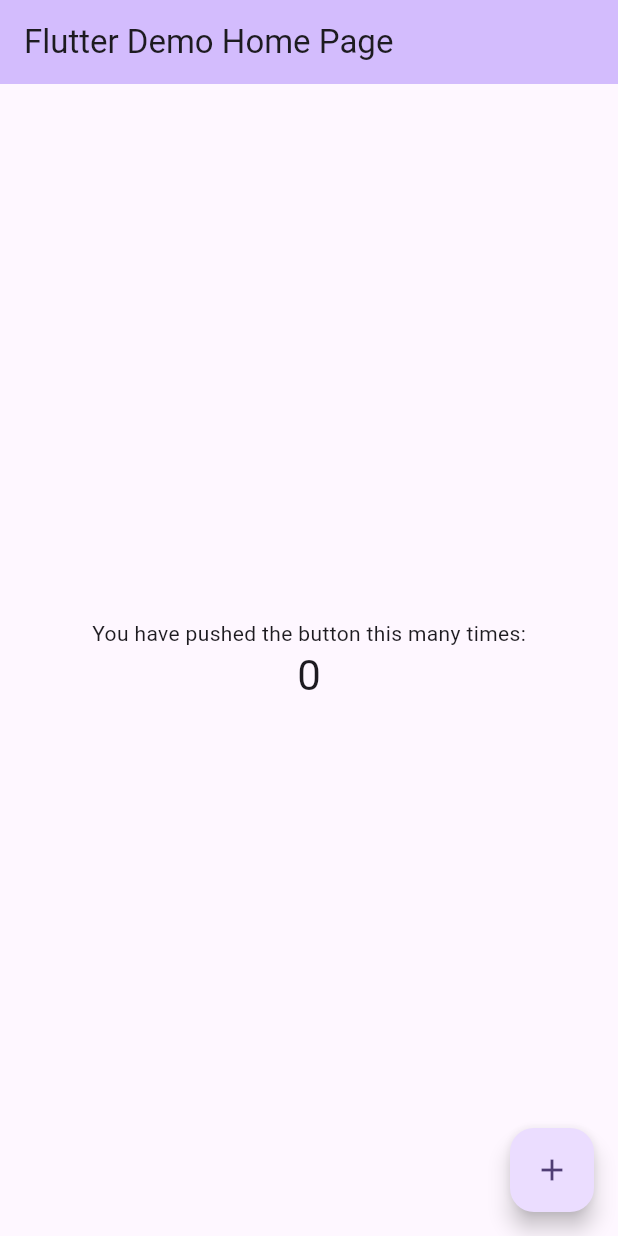
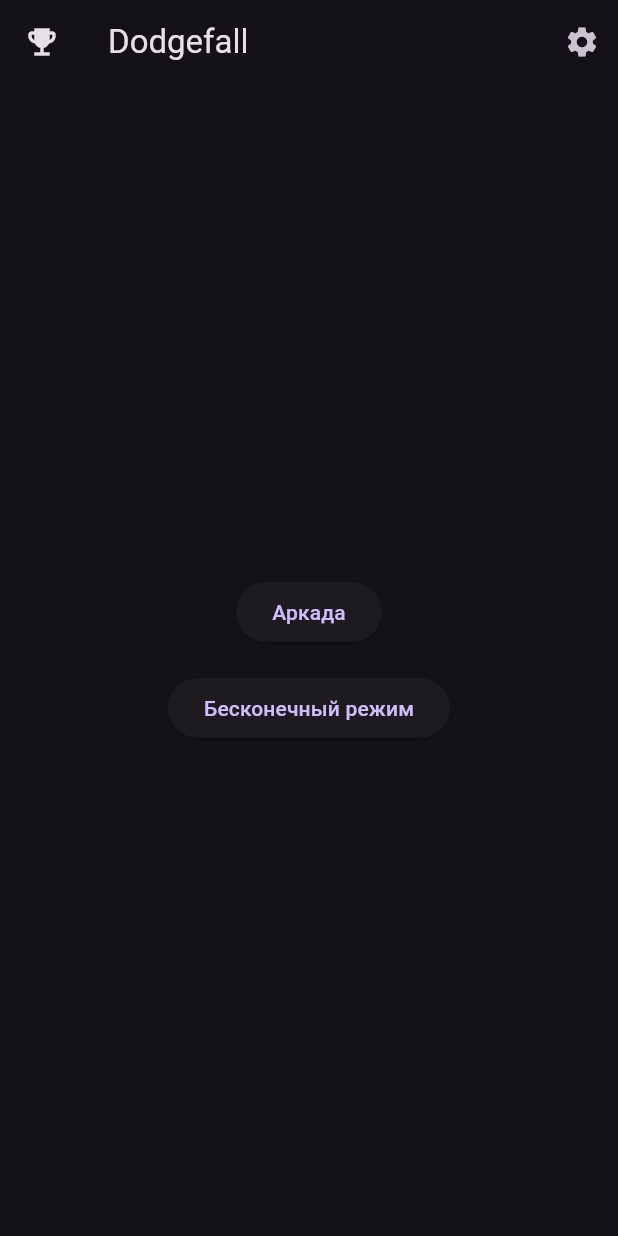
Before and after one commit to shceo/gamee, a Flutter app: the screen it shows after launch, on a phone screen of 412 x 824 dp. Run offline on Flutter 3.47's test engine with Material 3 defaults, Android fonts, the light colour scheme and no system bars; our stand-ins replace flutter_bloc, shared_preferences.

Commit message:
Create Dodgefall basic structure

```diff
--- a/gamee/lib/main.dart
+++ b/gamee/lib/main.dart
@@ -1,122 +1,6 @@
 import 'package:flutter/material.dart';
+import 'src/app.dart';
 
 void main() {
-  runApp(const MyApp());
+  runApp(const GameeApp());
 }
-
-class MyApp extends StatelessWidget {
-  const MyApp({super.key});
-
-  // This widget is the root of your application.
-  @override
-  Widget build(BuildContext context) {
-    return MaterialApp(
-      title: 'Flutter Demo',
-      theme: ThemeData(
-        // This is the theme of your application.
-        //
-        // TRY THIS: Try running your application with "flutter run". You'll see
-        // the application has a purple toolbar. Then, without quitting the app,
-        // try changing the seedColor in the colorScheme below to Colors.green
-        // and then invoke "hot reload" (save your changes or press the "hot
-        // reload" button in a Flutter-supported IDE, or press "r" if you used
-        // the command line to start the app).
-        //
-        // Notice that the counter didn't reset back to zero; the application
-        // state is not lost during the reload. To reset the state, use hot
-        // restart instead.
-        //
-        // This works for code too, not just values: Most code changes can be
-        // tested with just a hot reload.
-        colorScheme: ColorScheme.fromSeed(seedColor: Colors.deepPurple),
-      ),
-      home: const MyHomePage(title: 'Flutter Demo Home Page'),
-    );
-  }
-}
-
-class MyHomePage extends StatefulWidget {
-  const MyHomePage({super.key, required this.title});
-
-  // This widget is the home page of your application. It is stateful, meaning
-  // that it has a State object (defined below) that contains fields that affect
-  // how it looks.
-
-  // This class is the configuration for the state. It holds the values (in this
-  // case the title) provided by the parent (in this case the App widget) and
-  // used by the build method of the State. Fields in a Widget subclass are
-  // always marked "final".
-
-  final String title;
-
-  @override
-  State<MyHomePage> createState() => _MyHomePageState();
-}
-
-class _MyHomePageState extends State<MyHomePage> {
-  int _counter = 0;
-
-  void _incrementCounter() {
-    setState(() {
-      // This call to setState tells the Flutter framework that something has
-      // changed in this State, which causes it to rerun the build method below
-      // so that the display can reflect the updated values. If we changed
-      // _counter without calling setState(), then the build method would not be
-      // called again, and so nothing would appear to happen.
-      _counter++;
-    });
-  }
-
-  @override
-  Widget build(BuildContext context) {
-    // This method is rerun every time setState is called, for instance as done
-    // by the _incrementCounter method above.
-    //
-    // The Flutter framework has been optimized to make rerunning build methods
-    // fast, so that you can just rebuild anything that needs updating rather
-    // than having to individually change instances of widgets.
-    return Scaffold(
-      appBar: AppBar(
-        // TRY THIS: Try changing the color here to a specific color (to
-        // Colors.amber, perhaps?) and trigger a hot reload to see the AppBar
-        // change color while the other colors stay the same.
-        backgroundColor: Theme.of(context).colorScheme.inversePrimary,
-        // Here we take the value from the MyHomePage object that was created by
-        // the App.build method, and use it to set our appbar title.
-        title: Text(widget.title),
-      ),
-      body: Center(
-        // Center is a layout widget. It takes a single child and positions it
-        // in the middle of the parent.
-        child: Column(
-          // Column is also a layout widget. It takes a list of children and
-          // arranges them vertically. By default, it sizes itself to fit its
-          // children horizontally, and tries to be as tall as its parent.
-          //
-          // Column has various properties to control how it sizes itself and
-          // how it positions its children. Here we use mainAxisAlignment to
-          // center the children vertically; the main axis here is the vertical
-          // axis because Columns are vertical (the cross axis would be
-          // horizontal).
-          //
-          // TRY THIS: Invoke "debug painting" (choose the "Toggle Debug Paint"
-          // action in the IDE, or press "p" in the console), to see the
-          // wireframe for each widget.
-          mainAxisAlignment: MainAxisAlignment.center,
-          children: <Widget>[
-            const Text('You have pushed the button this many times:'),
-            Text(
-              '$_counter',
-              style: Theme.of(context).textTheme.headlineMedium,
-            ),
-          ],
-        ),
-      ),
-      floatingActionButton: FloatingActionButton(
-        onPressed: _incrementCounter,
-        tooltip: 'Increment',
-        child: const Icon(Icons.add),
-      ), // This trailing comma makes auto-formatting nicer for build methods.
-    );
-  }
-}
--- /dev/null
+++ b/gamee/lib/src/app.dart
@@ -0,0 +1,38 @@
+import 'package:flutter/material.dart';
+import 'package:flutter_bloc/flutter_bloc.dart';
+import 'view/home_page.dart';
+import 'view/game_page.dart';
+import 'view/settings_page.dart';
+import 'view/trophy_page.dart';
+import 'view/store_page.dart';
+import 'view_model/game_cubit.dart';
+
+class GameeApp extends StatelessWidget {
+  const GameeApp({super.key});
+
+  @override
+  Widget build(BuildContext context) {
+    return BlocProvider(
+      create: (_) => GameCubit()..loadState(),
+      child: MaterialApp(
+        title: 'Dodgefall',
+        theme: ThemeData.dark(useMaterial3: true),
+        routes: {
+          '/': (_) => const HomePage(),
+          '/settings': (_) => const SettingsPage(),
+          '/trophy': (_) => const TrophyPage(),
+          '/store': (_) => const StorePage(),
+        },
+        onGenerateRoute: (settings) {
+          if (settings.name == '/game') {
+            final mode = settings.arguments as GameMode;
+            return MaterialPageRoute(
+              builder: (_) => GamePage(mode: mode),
+            );
+          }
+          return null;
+        },
+      ),
+    );
+  }
+}
--- /dev/null
+++ b/gamee/lib/src/model/game_mode.dart
@@ -0,0 +1 @@
+enum GameMode { arcade, endless }
--- /dev/null
+++ b/gamee/lib/src/model/obstacle.dart
@@ -0,0 +1,15 @@
+import 'dart:math';
+
+class Obstacle {
+  final int id;
+  double x; // 0..1
+  double y; // 0..1
+  final double speed;
+
+  Obstacle({required this.id, required this.x, this.y = 0, this.speed = 0.3});
+
+  factory Obstacle.random(int id) {
+    final rand = Random();
+    return Obstacle(id: id, x: rand.nextDouble(), speed: 0.3 + rand.nextDouble());
+  }
+}
--- /dev/null
+++ b/gamee/lib/src/view/home_page.dart
@@ -0,0 +1,49 @@
+import 'package:flutter/material.dart';
+import '../model/game_mode.dart';
+
+class HomePage extends StatelessWidget {
+  const HomePage({super.key});
+
+  @override
+  Widget build(BuildContext context) {
+    return Scaffold(
+      appBar: AppBar(
+        leading: IconButton(
+          icon: const Icon(Icons.emoji_events),
+          onPressed: () => Navigator.pushNamed(context, '/trophy'),
+        ),
+        actions: [
+          IconButton(
+            icon: const Icon(Icons.settings),
+            onPressed: () => Navigator.pushNamed(context, '/settings'),
+          ),
+        ],
+        title: const Text('Dodgefall'),
+      ),
+      body: Center(
+        child: Column(
+          mainAxisSize: MainAxisSize.min,
+          children: [
+            ElevatedButton(
+              onPressed: () => Navigator.pushNamed(
+                context,
+                '/game',
+                arguments: GameMode.arcade,
+              ),
+              child: const Text('Аркада'),
+            ),
+            const SizedBox(height: 16),
+            ElevatedButton(
+              onPressed: () => Navigator.pushNamed(
+                context,
+                '/game',
+                arguments: GameMode.endless,
+              ),
+              child: const Text('Бесконечный режим'),
+            ),
+          ],
+        ),
+      ),
+    );
+  }
+}
--- /dev/null
+++ b/gamee/lib/src/view_model/game_state.dart
@@ -0,0 +1,42 @@
+import '../model/obstacle.dart';
+import '../model/game_mode.dart';
+
+class GameState {
+  final bool isRunning;
+  final bool isGameOver;
+  final double playerX;
+  final List<Obstacle> obstacles;
+  final int coins;
+  final int level;
+  final GameMode mode;
+
+  const GameState({
+    this.isRunning = false,
+    this.isGameOver = false,
+    this.playerX = 0.5,
+    this.obstacles = const [],
+    this.coins = 0,
+    this.level = 1,
+    this.mode = GameMode.arcade,
+  });
+
+  GameState copyWith({
+    bool? isRunning,
+    bool? isGameOver,
+    double? playerX,
+    List<Obstacle>? obstacles,
+    int? coins,
+    int? level,
+    GameMode? mode,
+  }) {
+    return GameState(
+      isRunning: isRunning ?? this.isRunning,
+      isGameOver: isGameOver ?? this.isGameOver,
+      playerX: playerX ?? this.playerX,
+      obstacles: obstacles ?? this.obstacles,
+      coins: coins ?? this.coins,
+      level: level ?? this.level,
+      mode: mode ?? this.mode,
+    );
+  }
+}
--- a/gamee/pubspec.yaml
+++ b/gamee/pubspec.yaml
@@ -30,6 +30,9 @@ environment:
 dependencies:
   flutter:
     sdk: flutter
+
+  flutter_bloc: ^8.1.3
+  shared_preferences: ^2.2.2
 
   # The following adds the Cupertino Icons font to your application.
   # Use with the CupertinoIcons class for iOS style icons.
```
Also changed, not shown: gamee/lib/src/view/game_page.dart (added, +101 -0 lines), gamee/lib/src/view/settings_page.dart (added, +13 -0 lines), gamee/lib/src/view/store_page.dart (added, +16 -0 lines), gamee/lib/src/view/trophy_page.dart (added, +13 -0 lines), gamee/lib/src/view_model/game_cubit.dart (added, +85 -0 lines), 1 other file.
